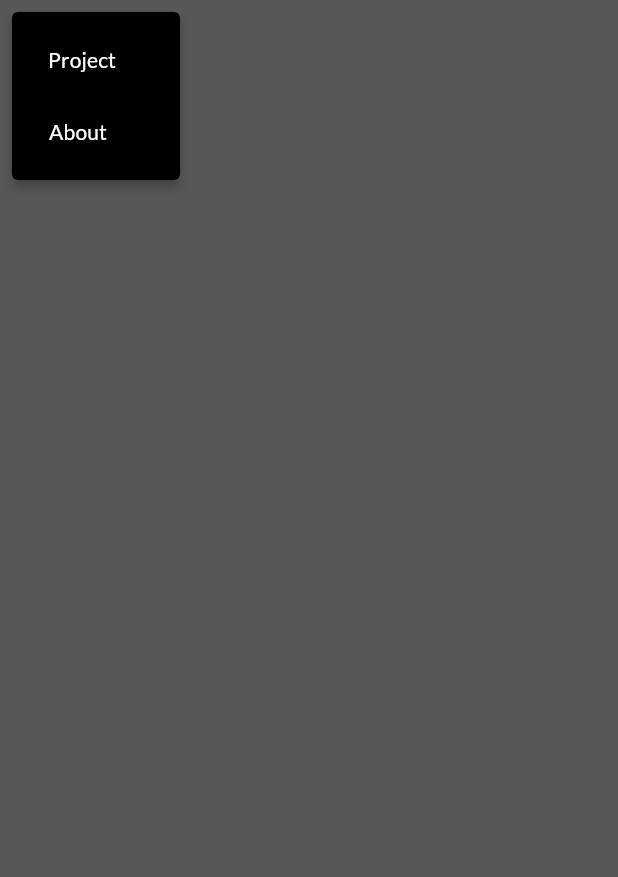
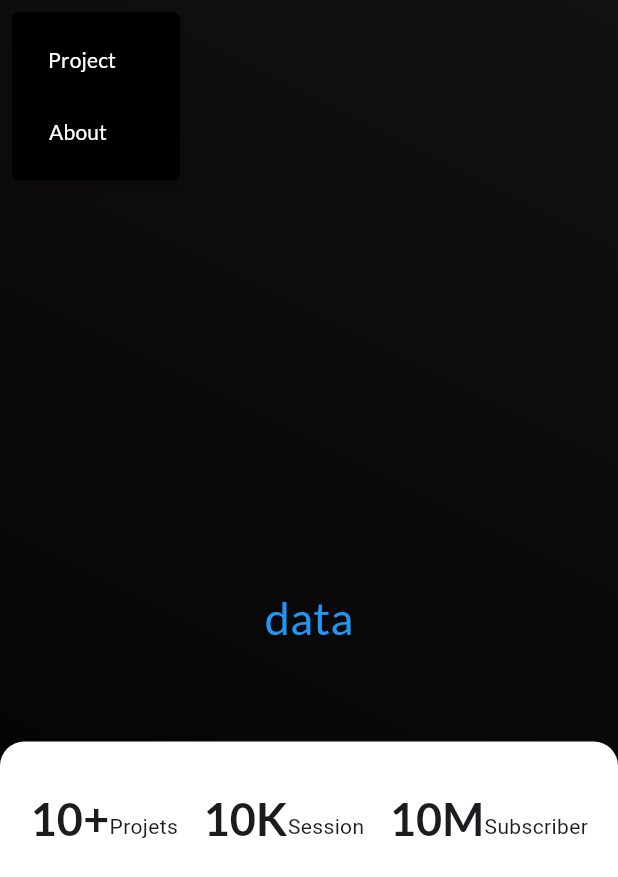
Before and after one commit to Avinash174/My_Portfolio, a Flutter app: the screen it shows after launch, after a tap on the "menu" icon, on a phone screen of 412 x 824 dp. Shown: the top 877 px of the screen. Run offline on Flutter 3.47's test engine with Material 3 defaults, Android fonts, the phone set to English and light mode, and no system bars; our stand-ins replace google_fonts, wtf_sliding_sheet.

Commit message:
new changes done

```diff
--- a/lib/home.dart
+++ b/lib/home.dart
@@ -10,15 +10,25 @@ class HomeScreen extends StatefulWidget {
 }
 
 class _HomeScreenState extends State<HomeScreen> {
+  final Shader headerGradient = const LinearGradient(colors: <Color>[
+    Color.fromARGB(255, 0, 242, 255),
+    Color.fromARGB(255, 255, 255, 0)
+  ]).createShader(const Rect.fromLTWH(0, 0, 200.0, 70.0));
+
+  final Shader hightlightGradient = const LinearGradient(colors: <Color>[
+    Color.fromARGB(255, 43, 255, 1),
+    Color.fromARGB(255, 255, 255, 0),
+  ]).createShader(const Rect.fromLTWH(0, 0, 200.0, 70.0));
+
   final Shader OverallTextGradiant = const LinearGradient(colors: [
     Color(0xff1f005c),
     Color(0xff5b0060),
     Color(0xff870160),
     Color(0xfff39060),
     Color.fromARGB(255, 255, 89, 0)
-  ]).createShader(Rect.fromLTWH(0, 0, 200.0, 70));
+  ]).createShader(const Rect.fromLTWH(0, 0, 200.0, 70));
 
-  mysSkill(num, type) {
+  mySkill(num, type) {
     return Row(
       children: [
         Text(
@@ -27,7 +37,11 @@ class _HomeScreenState extends State<HomeScreen> {
             fontSize: 30,
             fontWeight: FontWeight.bold,
           ),
-        )
+        ),
+        Container(
+          margin: const EdgeInsets.only(top: 10),
+          child: Text(type),
+        ),
       ],
     );
   }
@@ -74,7 +88,18 @@ class _HomeScreenState extends State<HomeScreen> {
         ),
         backgroundColor: Colors.transparent,
       ),
-      body: SlidingSheet(
+      body: Container(
+        decoration: const BoxDecoration(
+          gradient: LinearGradient(
+            begin: Alignment.topRight,
+            end: Alignment.bottomLeft,
+            colors: [
+              Color.fromARGB(255, 19, 16, 16),
+              Color.fromARGB(255, 0, 0, 0)
+            ],
+          ),
+        ),
+        child: SlidingSheet(
             color: Colors.white,
             elevation: 8,
             cornerRadius: 16,
@@ -87,30 +112,38 @@ class _HomeScreenState extends State<HomeScreen> {
               // the total available space that the sheet can expand to.
               positioning: SnapPositioning.relativeToAvailableSpace,
             ),
+            body: Center(
+              child: Text(
+                'data',
+                style: GoogleFonts.lato(
+                  fontSize: 30,
+                  color: Colors.blue,
+                ),
+              ),
+            ),
             builder: (context, state) {
               return Container(
-            decoration: const BoxDecoration(
-              gradient: LinearGradient(
-                begin: Alignment.topRight,
-                end: Alignment.bottomLeft,
-                colors: [
-                  Color.fromARGB(255, 19, 16, 16),
-                  Color.fromARGB(255, 0, 0, 0)
+                margin: const EdgeInsets.only(
+                  left: 20,
+                  right: 20,
+                  top: 30,
+                ),
+                height: 500,
+                child: Column(
+                  crossAxisAlignment: CrossAxisAlignment.start,
+                  children: [
+                    Row(
+                      mainAxisAlignment: MainAxisAlignment.spaceBetween,
+                      children: [
+                        mySkill("10+", "Projets"),
+                        mySkill("10K", "Session"),
+                        mySkill("10M", "Subscriber"),
+                      ],
+                    )
                   ],
                 ),
-            ),
               );
-        },
-        body: Container(
-            height: 500,
-            margin: const EdgeInsets.only(left: 20, right: 20, top: 30),
-            child: const Column(
-              children: [
-                Row(
-                  children: [],
-                )
-              ],
-            )),
+            }),
       ),
     );
   }
```
Lines whose indentation alone changed are shown as unchanged.
